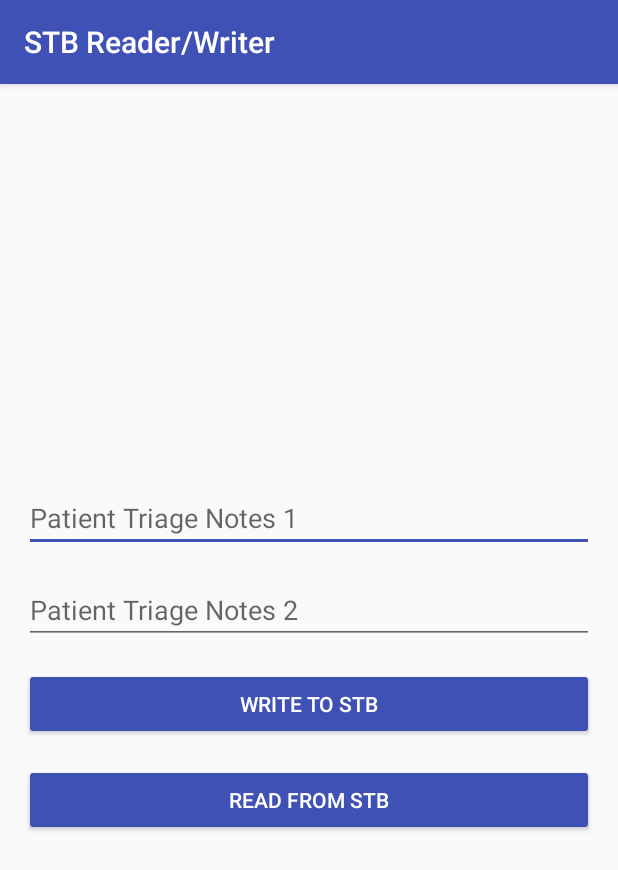
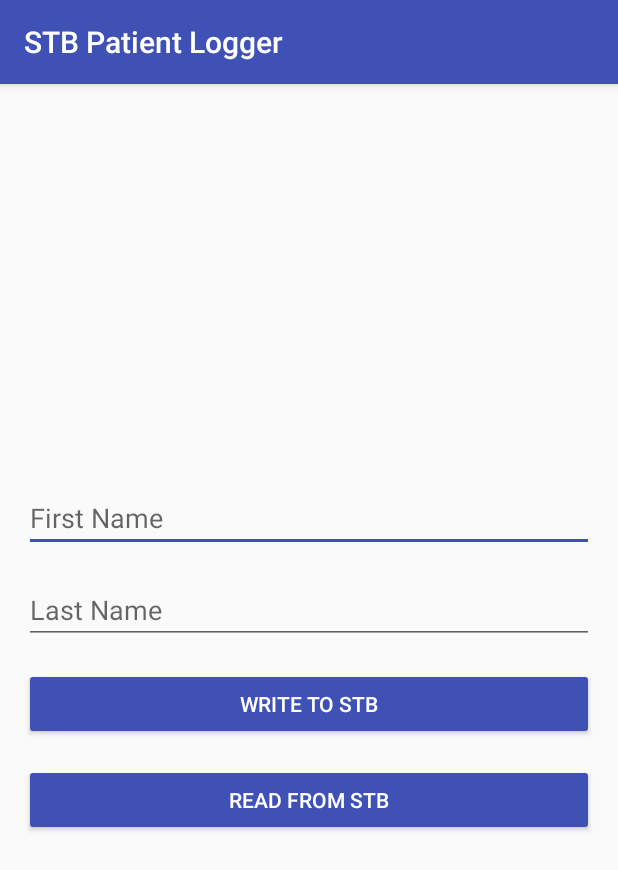
Before and after one commit to noah-johnson/Capstone, an Android app: the screen it shows after launch (MainActivity), on a phone screen of 412 x 824 dp. Shown: the top 870 px of the screen. Run offline under Robolectric (Android 15) with nearby library versions, the phone set to English and light mode, and no system bars.

Commit message:
starting field changes per interview, dob date picker coming next

```diff
--- a/STB/NFC/app/src/main/java/com/slackpack/nfc/MainActivity.java
+++ b/STB/NFC/app/src/main/java/com/slackpack/nfc/MainActivity.java
@@ -17,8 +17,8 @@ public class MainActivity extends AppCompatActivity implements Listener{
 
     public static final String TAG = MainActivity.class.getSimpleName();
 
-    private EditText mEtMessage;
-    private EditText mEtMessage2;
+    private EditText mEtFirstName;
+    private EditText mEtLastName;
     private Button mBtWrite;
     private Button mBtRead;
 
@@ -41,8 +41,8 @@ public class MainActivity extends AppCompatActivity implements Listener{
 
     private void initViews() {
 
-        mEtMessage = (EditText) findViewById(R.id.et_message);
-        mEtMessage2 = (EditText) findViewById(R.id.et_message_2);
+        mEtFirstName = (EditText) findViewById(R.id.et_patient_first_name);
+        mEtLastName = (EditText) findViewById(R.id.et_patient_last_name);
         mBtWrite = (Button) findViewById(R.id.btn_write);
         mBtRead = (Button) findViewById(R.id.btn_read);
 
@@ -131,7 +131,9 @@ public class MainActivity extends AppCompatActivity implements Listener{
 
                 if (isWrite) {
 
-                    String messageToWrite = mEtMessage.getText().toString() + mEtMessage2.getText().toString();
+                    String messageToWrite = mEtFirstName.getText().toString() +
+                                            "\n" +
+                                            mEtLastName.getText().toString();
                     mNfcWriteFragment = (NFCWriteFragment) getFragmentManager().findFragmentByTag(NFCWriteFragment.TAG);
                     mNfcWriteFragment.onNfcDetected(ndef,messageToWrite);
 
--- a/STB/NFC/app/src/main/res/layout/activity_main.xml
+++ b/STB/NFC/app/src/main/res/layout/activity_main.xml
@@ -12,26 +12,26 @@
     tools:context="com.slackpack.nfc.MainActivity">
 
     <EditText
-        android:id="@+id/et_message"
+        android:id="@+id/et_patient_first_name"
         android:layout_width="match_parent"
         android:layout_height="wrap_content"
         android:inputType="text"
-        android:hint="@string/hint_message_1"/>
+        android:hint="@string/hint_message_first_name"/>
 
     <EditText
-        android:id="@+id/et_message_2"
+        android:id="@+id/et_patient_last_name"
         android:layout_width="match_parent"
         android:layout_height="wrap_content"
-        android:layout_below="@+id/et_message"
+        android:layout_below="@+id/et_patient_first_name"
         android:layout_marginTop="@dimen/activity_horizontal_margin"
         android:inputType="text"
-        android:hint="@string/hint_message_2"/>
+        android:hint="@string/hint_message_last_name"/>
 
     <Button
         android:id="@+id/btn_write"
         android:layout_width="match_parent"
         android:layout_height="wrap_content"
-        android:layout_below="@+id/et_message_2"
+        android:layout_below="@+id/et_patient_last_name"
         android:layout_marginTop="@dimen/activity_horizontal_margin"
         android:text="@string/message_write_tag"
         style="@style/Widget.AppCompat.Button.Colored"/>
--- a/STB/NFC/app/src/main/res/values/strings.xml
+++ b/STB/NFC/app/src/main/res/values/strings.xml
@@ -1,5 +1,5 @@
 <resources>
-    <string name="app_name">STB Reader/Writer</string>
+    <string name="app_name">STB Patient Logger</string>
     <string name="message_write_error">Error Writing Message</string>
     <string name="message_write_success">Successfully written to STB</string>
     <string name="message_write_progress">Writing to STB..</string>
@@ -7,6 +7,6 @@
     <string name="message_read_tag">Read from STB</string>
     <string name="message_write_tag">Write to STB</string>
     <string name="message_tap_tag">Tap the STB to your device</string>
-    <string name="hint_message_1">Patient Triage Notes 1</string>
-    <string name="hint_message_2">Patient Triage Notes 2</string>
+    <string name="hint_message_first_name">First Name</string>
+    <string name="hint_message_last_name">Last Name</string>
 </resources>
```
